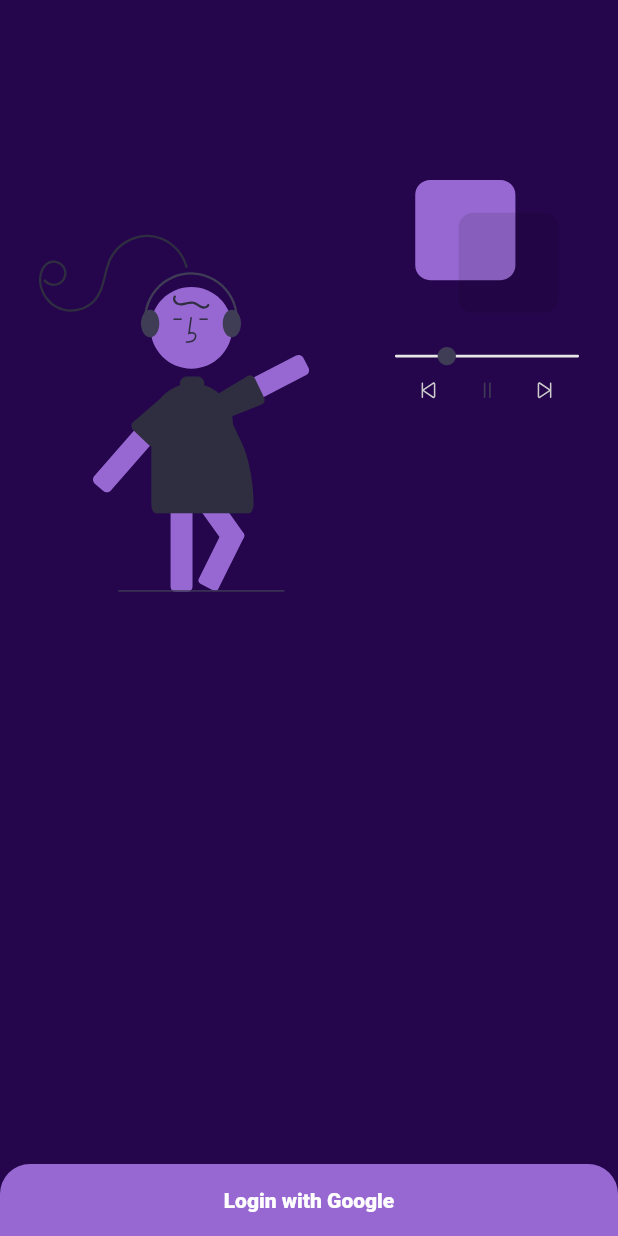
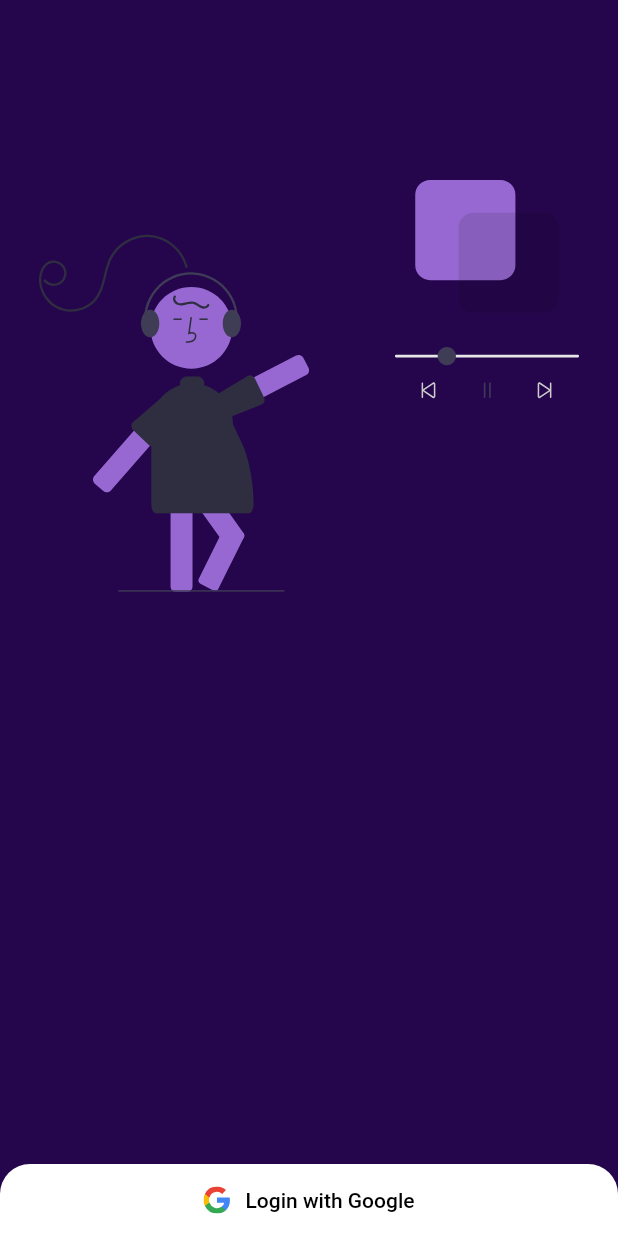
Before and after one commit to Business189/merge4musti, a Flutter app: the Login screen opened directly, on a phone screen of 412 x 824 dp. Run offline on Flutter 3.47's test engine with Material 2 defaults, Android fonts, the phone set to English and light mode, and no system bars; our stand-ins replace carousel_slider, flutter_svg; Roboto replaces fonts that are missing (Cairo).

Commit message:
logo sign in button and carousel updated

```diff
--- a/lib/components/primary_rounded_button.dart
+++ b/lib/components/primary_rounded_button.dart
@@ -1,20 +1,39 @@
 import "package:flutter/material.dart";
+import 'package:flutter_svg/flutter_svg.dart';
 
 Widget roundedElevatedButton(BuildContext context,
     {required String text, Function()? onPressed}) {
   return ElevatedButton(
     onPressed: onPressed,
-    child: Text(
-      text,
-      style: const TextStyle(
-        fontFamily: 'Cairo',
-        fontWeight: FontWeight.w800,
-      ),
+    child: Row(
+      mainAxisAlignment: MainAxisAlignment.center,
+      children: [
+        SvgPicture.asset("assets/images/logo_google.svg"),
+        const SizedBox(
+          width: 10,
+        ),
+        Text(
+          text,
+          style: const TextStyle(
+            color: Colors.black,
+            fontSize: 14,
+            fontWeight: FontWeight.w500,
+          ),
+        ),
+      ],
     ),
+    // child: Text(
+    //   text,
+    //   style: const TextStyle(
+    //     fontFamily: 'Cairo',
+    //     fontWeight: FontWeight.w800,
+    //     color: Colors.black,
+    //   ),
+    // ),
     style: ElevatedButton.styleFrom(
       elevation: 0.0,
       shadowColor: Colors.transparent,
-      primary: const Color(0xFF9768D1),
+      primary: Colors.white,
       fixedSize: Size(MediaQuery.of(context).size.width, 48),
       shape: const RoundedRectangleBorder(
         // topleft and topright border radius
--- a/lib/main.dart
+++ b/lib/main.dart
@@ -19,8 +19,8 @@ class MyApp extends StatelessWidget {
       title: '4musti',
       theme: ThemeData(),
       // home: const SplashScreen(),
-      home: const Onboarding(),
-      // home: const Login(),
+      // home: const Onboarding(),
+      home: const Login(),
       // home: AccountDetails(),
     );
   }
```
Also changed, not shown: assets/images/4musti_logo.jpeg, assets/images/logo_google.svg (added).
